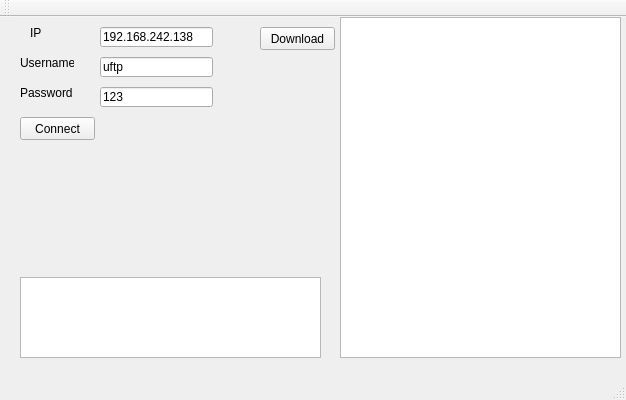
The window that src/ftpClient/ftpclient.ui (zycliao/ftp-qt) describes before a commit, drawn with Qt 5.
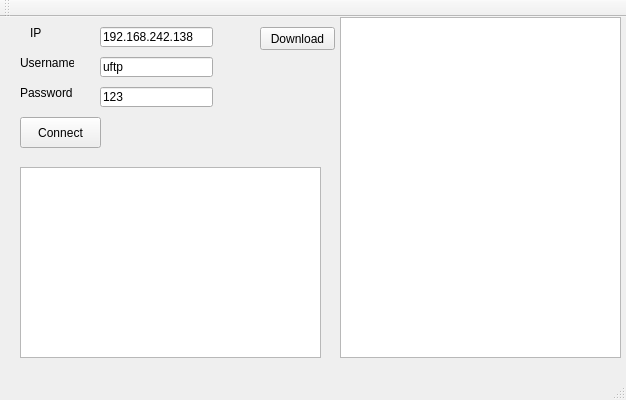
The same window after the commit.

```diff
--- a/src/ftpClient/ftpclient.ui
+++ b/src/ftpClient/ftpclient.ui
@@ -29,8 +29,8 @@
      <rect>
       <x>20</x>
       <y>100</y>
-      <width>75</width>
-      <height>23</height>
+      <width>81</width>
+      <height>31</height>
      </rect>
     </property>
     <property name="text">
@@ -119,9 +119,9 @@
     <property name="geometry">
      <rect>
       <x>20</x>
-      <y>260</y>
+      <y>150</y>
       <width>301</width>
-      <height>81</height>
+      <height>191</height>
      </rect>
     </property>
    </widget>
```
Left out of the diff: 2 changed lines with no effect on the pictures.
